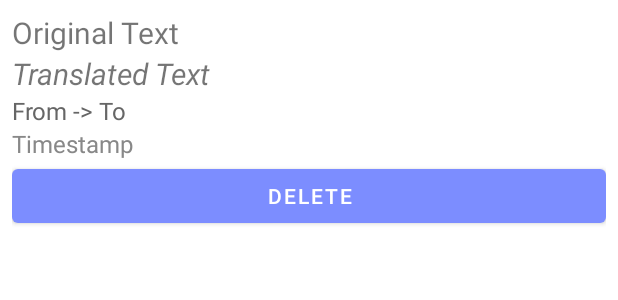
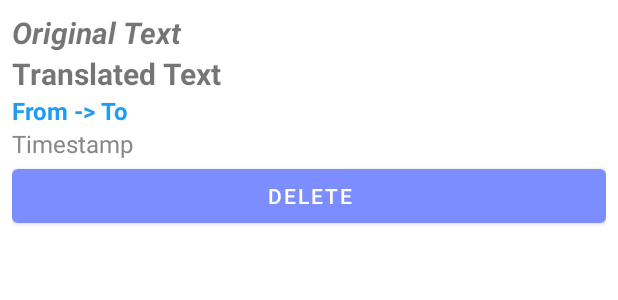
Before and after one commit to trduc2608/SpeechToText, an Android app: the layout item_translation_history.xml on its own in the app's theme, with its tools: preview values and no code run, on a phone screen of 412 x 824 dp. Shown: the top 300 px of the screen. Run offline under Robolectric (Android 15) with nearby library versions, the phone set to English and light mode, and no system bars.

```diff
--- a/AndoirdApp/app/src/main/res/layout/item_translation_history.xml
+++ b/AndoirdApp/app/src/main/res/layout/item_translation_history.xml
@@ -11,7 +11,8 @@
         android:layout_width="wrap_content"
         android:layout_height="wrap_content"
         android:text="Original Text"
-        android:textSize="20sp" />
+        android:textSize="20sp"
+        android:textStyle="italic|bold"/>
 
     <TextView
         android:id="@+id/translatedText"
@@ -19,7 +20,7 @@
         android:layout_height="wrap_content"
         android:text="Translated Text"
         android:textSize="20sp"
-        android:textStyle="italic" />
+        android:textStyle="bold" />
 
     <TextView
         android:id="@+id/languages"
@@ -27,7 +28,8 @@
         android:layout_height="wrap_content"
         android:text="From -> To"
         android:textSize="16sp"
-        android:textColor="#666666" />
+        android:textStyle="bold"
+        android:textColor="#219CF3" />
 
     <TextView
         android:id="@+id/timestamp"
@@ -42,4 +44,5 @@
         android:layout_width="match_parent"
         android:layout_height="wrap_content"
         android:text="@string/delete"/>
+
 </LinearLayout>
```
